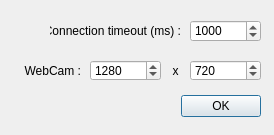
Qt form Prusa_TCP_Client/server_options.ui (ClementAbadie/Prusa_TCP_Client) before a commit.
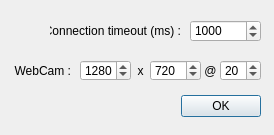
The same form after that commit.

Commit message: [1.4] Framerate management

What changed in the file:
```diff
--- a/Prusa_TCP_Client/server_options.ui
+++ b/Prusa_TCP_Client/server_options.ui
@@ -76,9 +76,9 @@
   <widget class="QSpinBox" name="spinBox_Video_res_h">
    <property name="geometry">
     <rect>
-     <x>90</x>
+     <x>80</x>
      <y>60</y>
-     <width>71</width>
+     <width>51</width>
      <height>21</height>
     </rect>
    </property>
@@ -95,9 +95,9 @@
   <widget class="QLabel" name="server_label_3">
    <property name="geometry">
     <rect>
-     <x>160</x>
+     <x>130</x>
      <y>60</y>
-     <width>31</width>
+     <width>21</width>
      <height>21</height>
     </rect>
    </property>
@@ -114,9 +114,9 @@
   <widget class="QSpinBox" name="spinBox_Video_res_v">
    <property name="geometry">
     <rect>
-     <x>190</x>
+     <x>150</x>
      <y>60</y>
-     <width>71</width>
+     <width>51</width>
      <height>21</height>
     </rect>
    </property>
@@ -135,7 +135,7 @@
     <rect>
      <x>10</x>
      <y>60</y>
-     <width>71</width>
+     <width>61</width>
      <height>21</height>
     </rect>
    </property>
@@ -146,6 +146,44 @@
     <set>Qt::AlignRight|Qt::AlignTrailing|Qt::AlignVCenter</set>
    </property>
   </widget>
+  <widget class="QSpinBox" name="spinBox_Video_framerate">
+   <property name="geometry">
+    <rect>
+     <x>220</x>
+     <y>60</y>
+     <width>41</width>
+     <height>21</height>
+    </rect>
+   </property>
+   <property name="minimum">
+    <number>2</number>
+   </property>
+   <property name="maximum">
+    <number>90</number>
+   </property>
+   <property name="value">
+    <number>20</number>
+   </property>
+  </widget>
+  <widget class="QLabel" name="server_label_4">
+   <property name="geometry">
+    <rect>
+     <x>200</x>
+     <y>60</y>
+     <width>21</width>
+     <height>21</height>
+    </rect>
+   </property>
+   <property name="text">
+    <string>@</string>
+   </property>
+   <property name="alignment">
+    <set>Qt::AlignCenter</set>
+   </property>
+   <property name="textInteractionFlags">
+    <set>Qt::NoTextInteraction</set>
+   </property>
+  </widget>
  </widget>
  <resources/>
  <connections>
```
The commit also changes 3 other files.
